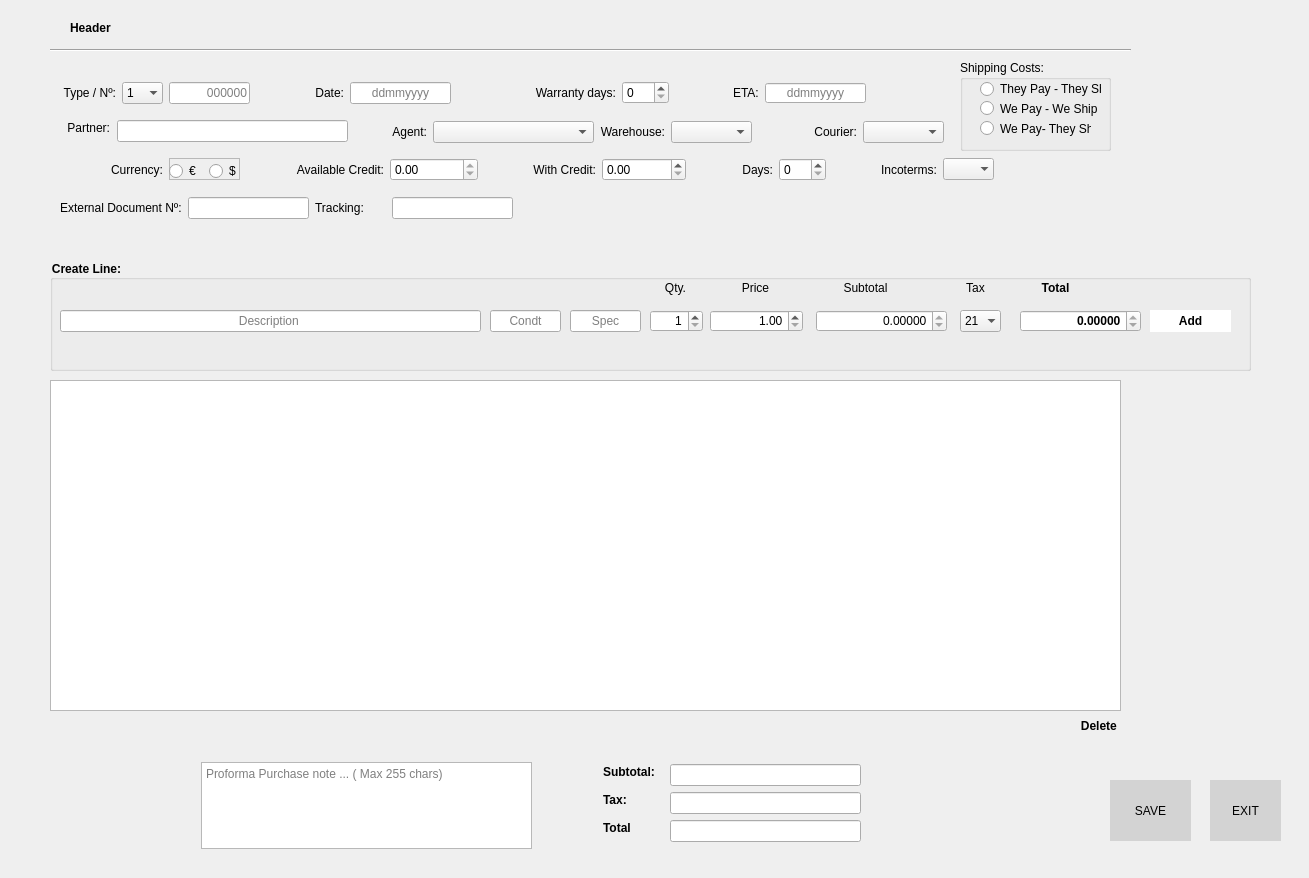
Before: the Qt Designer form uis/purchase_proforma_form.ui in andrei219/euromedia, drawn with Qt 5.
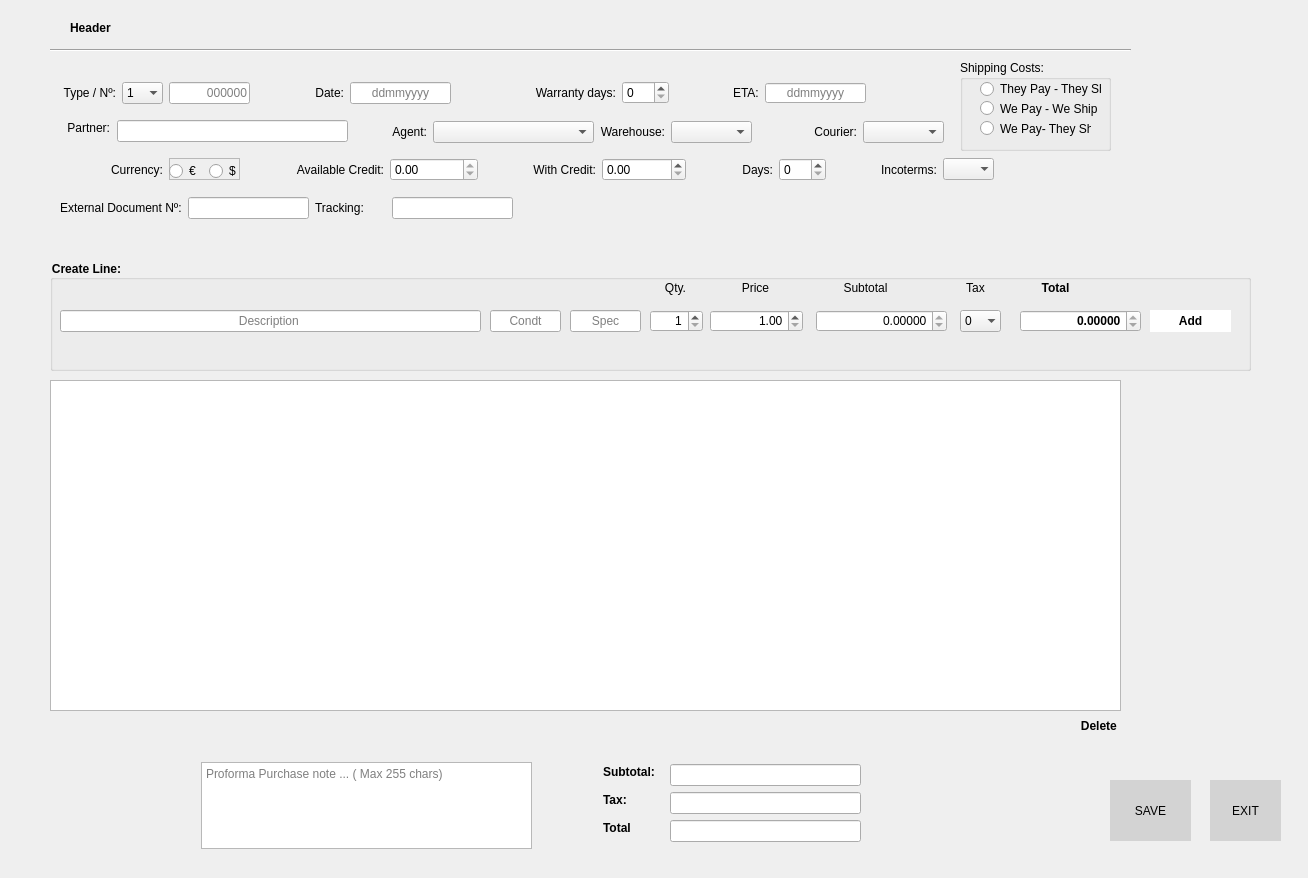
After: the same form once the commit is applied. Icons and pictures are not drawn.

Commit message: Purchases: Fix quantity;Fix set data; Fix note

The edit to the form file:
```diff
--- a/uis/purchase_proforma_form.ui
+++ b/uis/purchase_proforma_form.ui
@@ -9,7 +9,7 @@
    <rect>
     <x>0</x>
     <y>0</y>
-    <width>1309</width>
+    <width>1308</width>
     <height>878</height>
    </rect>
   </property>
@@ -489,10 +489,10 @@
      <string notr="true">font-weight:normal; </string>
     </property>
     <property name="currentText">
-     <string>21</string>
+     <string>0</string>
     </property>
     <property name="currentIndex">
-     <number>3</number>
+     <number>0</number>
     </property>
     <property name="minimumContentsLength">
      <number>1</number>
```
Left out of the diff: 16 changed lines with no effect on the pictures. The commit also changes 6 other files.
